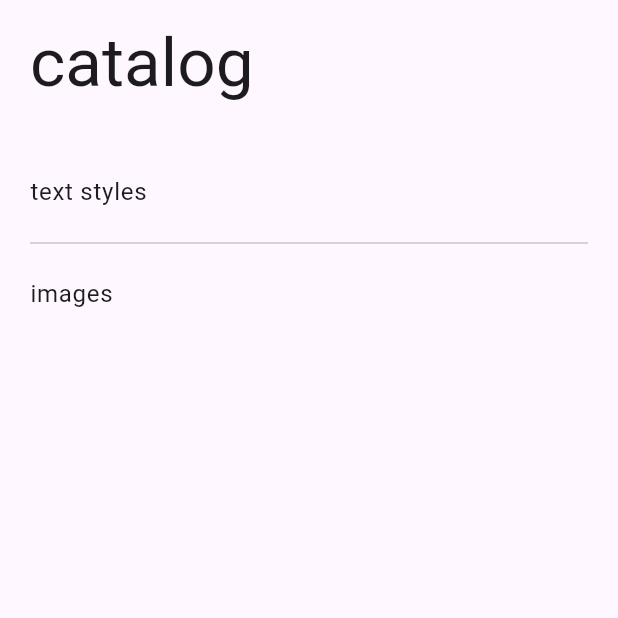
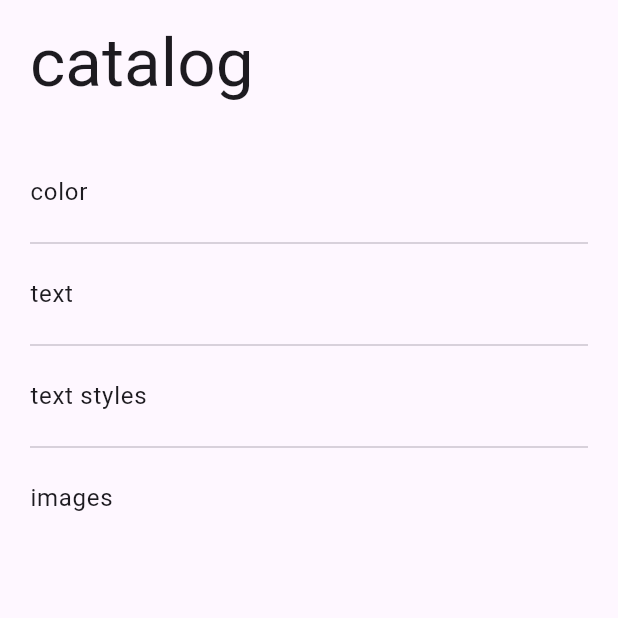
Before and after one commit to NotedApp/noted_app, a Flutter app: the CatalogRenderer screen opened directly, on a phone screen of 412 x 824 dp, the top half of it. Run offline on Flutter 3.47's test engine with Material 2 defaults, Android fonts, the phone set to English and light mode, and no system bars; our stand-ins replace equatable, flutter_bloc, flutter_svg.

Commit message:
29: implement catalog theming

```diff
--- a/lib/catalog/catalog.dart
+++ b/lib/catalog/catalog.dart
@@ -29,7 +29,7 @@ class CatalogAppView extends StatelessWidget {
       builder: (_, state) => MaterialApp(
         title: 'noted catalog',
         theme: ThemeData(colorScheme: state.colorScheme, textTheme: state.textTheme, useMaterial3: true),
-        home: Scaffold(body: SafeArea(child: CatalogRenderer(CatalogContent.content, isRoot: true))),
+        home: CatalogRenderer(CatalogContent.content, isRoot: true),
       ),
     );
   }
--- a/lib/catalog/catalog_content.dart
+++ b/lib/catalog/catalog_content.dart
@@ -1,6 +1,8 @@
 import 'package:flutter/material.dart';
+import 'package:noted_app/catalog/pages/color_scheme_page.dart';
 import 'package:noted_app/catalog/pages/svg_image_page.dart';
 import 'package:noted_app/catalog/pages/text_style_page.dart';
+import 'package:noted_app/catalog/pages/text_theme_page.dart';
 
 sealed class CatalogNode {
   final String title;
@@ -24,6 +26,8 @@ class CatalogContent {
   static final CatalogNode content = CatalogBranch(
     title: "catalog",
     children: <CatalogNode>[
+      CatalogLeaf(title: "color", page: const ColorSchemePage()),
+      CatalogLeaf(title: "text", page: const TextThemePage()),
       CatalogLeaf(title: "text styles", page: const TextStylePage()),
       CatalogLeaf(title: "images", page: const SvgImagePage()),
     ],
--- a/lib/catalog/catalog_renderer.dart
+++ b/lib/catalog/catalog_renderer.dart
@@ -2,12 +2,13 @@ import 'package:flutter/material.dart';
 import 'package:noted_app/catalog/catalog_content.dart';
 import 'package:noted_app/widget/common/icon/noted_icons.dart';
 import 'package:noted_app/widget/common/layout/page_header.dart';
+import 'package:noted_app/widget/common/layout/tappable_row.dart';
 
 class CatalogRenderer extends StatelessWidget {
-  final CatalogNode _node;
-  final bool _isRoot;
+  final CatalogNode node;
+  final bool isRoot;
 
-  const CatalogRenderer(this._node, {bool isRoot = false, super.key}) : _isRoot = isRoot;
+  const CatalogRenderer(this.node, {this.isRoot = false, super.key});
 
   @override
   Widget build(BuildContext context) {
@@ -16,12 +17,12 @@ class CatalogRenderer extends StatelessWidget {
         child: Column(
           children: [
             PageHeader(
-              _node.title,
-              !_isRoot,
+              title: node.title,
+              showButton: !isRoot,
               onButtonPressed: () => _tryPop(context),
             ),
             Expanded(
-              child: switch (_node) {
+              child: switch (node) {
                 CatalogBranch branch => _buildBranch(branch, context),
                 CatalogLeaf leaf => _buildLeaf(leaf, context)
               },
@@ -51,17 +52,9 @@ class CatalogRenderer extends StatelessWidget {
       children.add(const Icon(NotedIcons.chevronRight));
     }
 
-    return SizedBox(
-      width: double.infinity,
-      height: 48,
-      child: InkWell(
-        borderRadius: BorderRadius.circular(8),
-        onTap: () => _navigateTo(context, node),
-        child: Row(
-          mainAxisAlignment: MainAxisAlignment.spaceBetween,
-          children: children,
-        ),
-      ),
+    return TappableRow(
+      onTap: () => _navigateTo(context, node),
+      children: children,
     );
   }
 
--- a/lib/state/base_state.dart
+++ /dev/null
@@ -1 +0,0 @@
-sealed class BaseState {}
--- a/lib/widget/common/layout/page_header.dart
+++ b/lib/widget/common/layout/page_header.dart
@@ -3,32 +3,31 @@ import 'package:noted_app/widget/common/button/noted_icon_button.dart';
 import 'package:noted_app/widget/common/icon/noted_icons.dart';
 
 class PageHeader extends StatelessWidget {
-  final String _title;
-  final bool _showButton;
-  final Function()? _onButtonPressed;
-  final IconData _buttonIcon;
+  final String title;
+  final bool showButton;
+  final Function()? onButtonPressed;
+  final IconData buttonIcon;
 
-  const PageHeader(
-    this._title,
-    this._showButton, {
-    Function()? onButtonPressed,
-    IconData buttonIcon = NotedIcons.chevronLeft,
+  const PageHeader({
+    required this.title,
+    this.showButton = false,
+    this.onButtonPressed,
+    this.buttonIcon = NotedIcons.chevronLeft,
     super.key,
-  })  : _onButtonPressed = onButtonPressed,
-        _buttonIcon = buttonIcon;
+  });
 
   @override
   Widget build(BuildContext context) {
-    List<Widget> children = [Text(_title, style: Theme.of(context).textTheme.displayMedium)];
+    List<Widget> children = [Text(title, style: Theme.of(context).textTheme.displayMedium)];
 
-    if (_showButton) {
+    if (showButton) {
       children.insert(
         0,
         Padding(
           padding: const EdgeInsets.only(right: 16),
           child: NotedIconButton(
-            _onButtonPressed,
-            _buttonIcon,
+            onButtonPressed,
+            buttonIcon,
             type: NotedIconButtonType.filled,
             size: NotedIconButtonSize.small,
           ),
--- /dev/null
+++ b/lib/widget/common/layout/tappable_row.dart
@@ -0,0 +1,37 @@
+import 'package:flutter/material.dart';
+
+class TappableRow extends StatelessWidget {
+  final Function() onTap;
+  final List<Widget> children;
+  final double height;
+  final double borderRadius;
+  final MainAxisAlignment mainAxisAlignment;
+  final CrossAxisAlignment crossAxisAlignment;
+
+  const TappableRow({
+    required this.onTap,
+    required this.children,
+    this.height = 48,
+    this.borderRadius = 8,
+    this.mainAxisAlignment = MainAxisAlignment.spaceBetween,
+    this.crossAxisAlignment = CrossAxisAlignment.center,
+    super.key,
+  });
+
+  @override
+  Widget build(BuildContext context) {
+    return SizedBox(
+      width: double.infinity,
+      height: height,
+      child: InkWell(
+        borderRadius: BorderRadius.circular(borderRadius),
+        onTap: onTap,
+        child: Row(
+          mainAxisAlignment: mainAxisAlignment,
+          crossAxisAlignment: crossAxisAlignment,
+          children: children,
+        ),
+      ),
+    );
+  }
+}
```
Also changed, not shown: lib/catalog/pages/color_scheme_page.dart (added, +43 -0 lines), lib/catalog/pages/text_theme_page.dart (added, +41 -0 lines), lib/widget/common/button/noted_icon_button.dart (+34 -34 lines).
